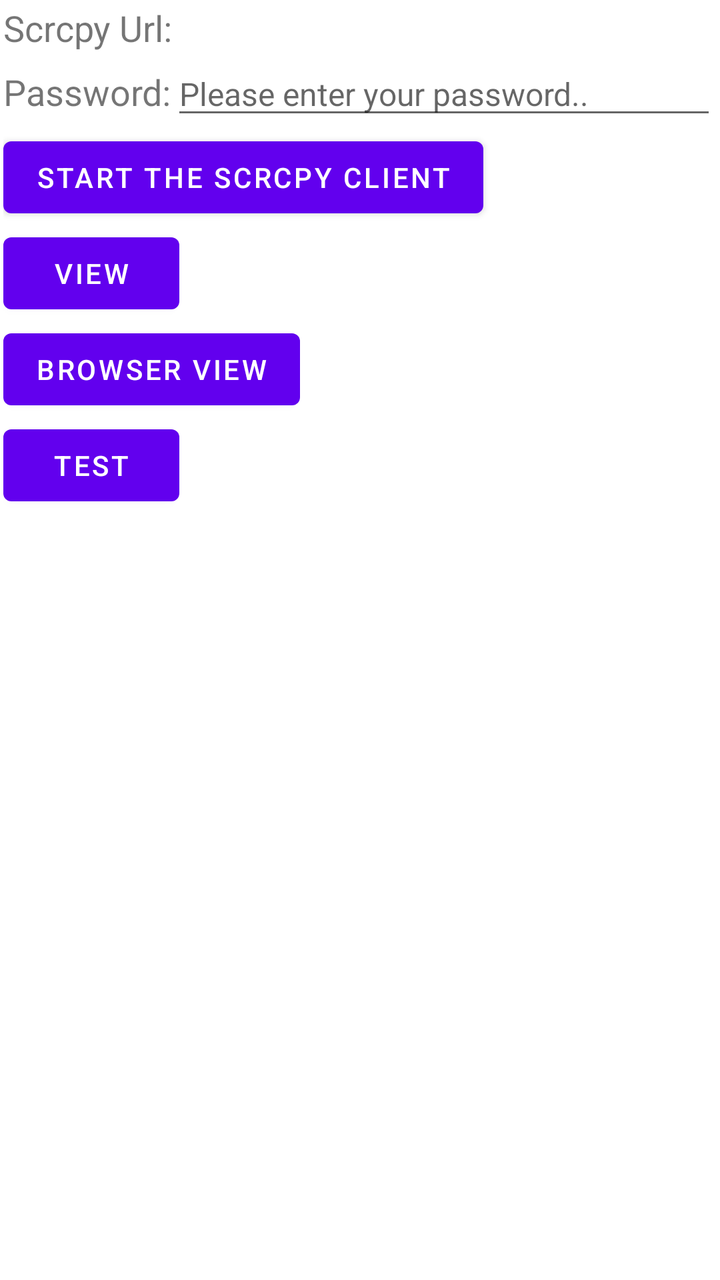
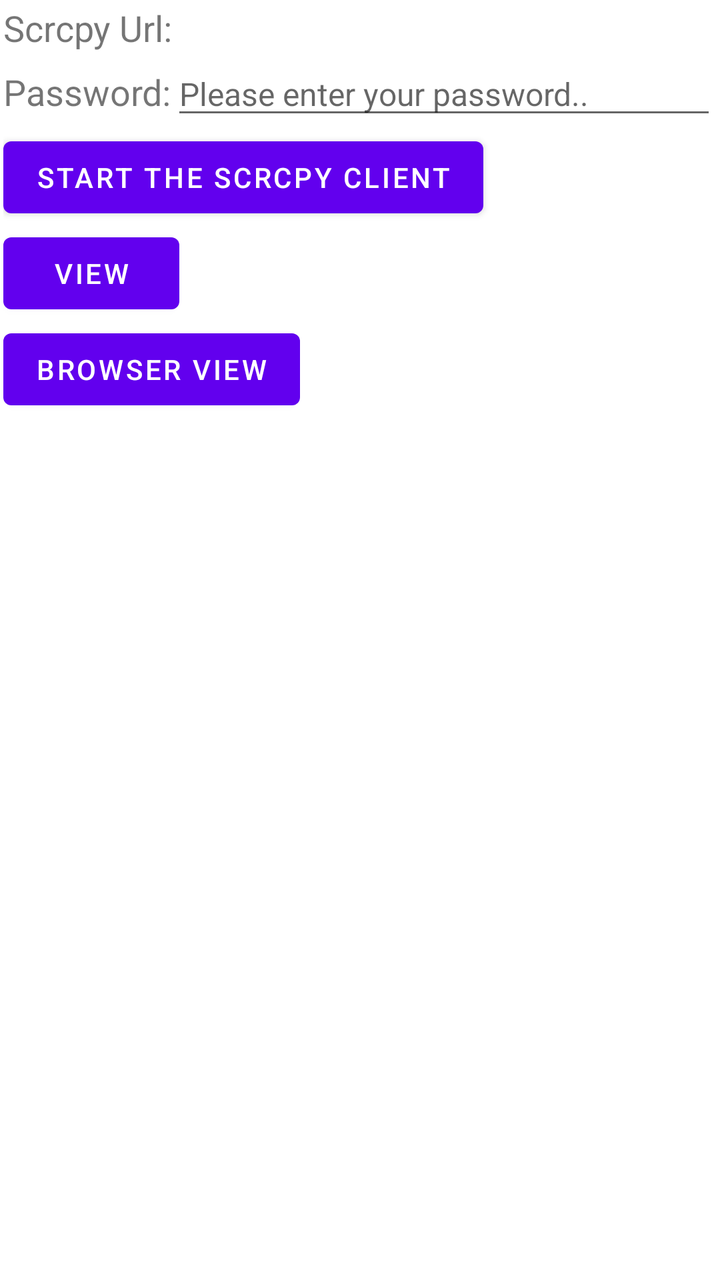

Two renders of the same Android screen: before a commit and after it. Below are the layout's source before the change and the commit's diff.
<!-- AndroidManifest.xml: application theme Theme.MaterialComponents.Light.NoActionBar -->
<!-- res/layout/activity_scrcpy.xml -->
<LinearLayout xmlns:android="http://schemas.android.com/apk/res/android"
    android:layout_width="match_parent"
    android:orientation="vertical"
    android:padding="5px"
    android:layout_height="match_parent">

    <LinearLayout
        android:layout_width="match_parent"
        android:layout_height="wrap_content"
        android:orientation="horizontal"
        android:gravity="center_vertical"
        >
    <TextView
        android:layout_width="wrap_content"
        android:layout_height="wrap_content"
        android:text="@string/scrcpyurl"
        android:singleLine="true"
        android:textSize="18sp" />

    <TextView
        android:layout_width="0dp"
        android:layout_height="wrap_content"
        android:layout_weight="1"
        android:singleLine="true"
        android:textSize="18sp"
        android:id="@+id/addrView"
        />
    </LinearLayout>

    <LinearLayout
        android:layout_width="match_parent"
        android:layout_height="wrap_content"
        android:orientation="horizontal"
        >
        <TextView
            android:layout_width="wrap_content"
            android:layout_height="wrap_content"
            android:text="@string/passwordlabel"
            android:singleLine="true"
            android:textSize="18sp" />

        <EditText
            android:id="@+id/et_password"
            android:layout_width="0dp"
            android:layout_height="wrap_content"
            android:textSize="16sp"
            android:layout_weight="1"
            android:gravity="center_vertical"
            android:singleLine="true"
            android:hint="@string/passwordhint"
            android:imeOptions="actionDone"/>
    </LinearLayout>


    <Button
        android:id="@+id/btn_control"
        android:layout_width="wrap_content"
        android:layout_height="wrap_content"
        android:text="@string/startScrcpyClient" />

    <Button
        android:id="@+id/btn_open"
        android:layout_width="wrap_content"
        android:layout_height="wrap_content"
        android:text="@string/openNative" />

    <Button
        android:id="@+id/btn_open_browser"
        android:layout_width="wrap_content"
        android:layout_height="wrap_content"
        android:text="@string/openBrowser" />

    <Button
        android:id="@+id/test"
        android:layout_width="wrap_content"
        android:layout_height="wrap_content"
        android:text="test" />

</LinearLayout>
<!-- resources referenced by this layout -->
<resources>
  <string name="openBrowser">Browser View</string>
  <string name="openNative">View</string>
  <string name="passwordhint"> Please enter your password..</string>
  <string name="passwordlabel"> Password:</string>
  <string name="scrcpyurl">Scrcpy Url:</string>
  <string name="startScrcpyClient">Start the scrcpy client</string>
</resources>

<!-- the commit's change to res/layout/activity_scrcpy.xml (unified diff, before → after) -->
@@ -70,10 +70,5 @@
         android:layout_height="wrap_content"
         android:text="@string/openBrowser" />
 
-    <Button
-        android:id="@+id/test"
-        android:layout_width="wrap_content"
-        android:layout_height="wrap_content"
-        android:text="test" />
-
+    
 </LinearLayout>
